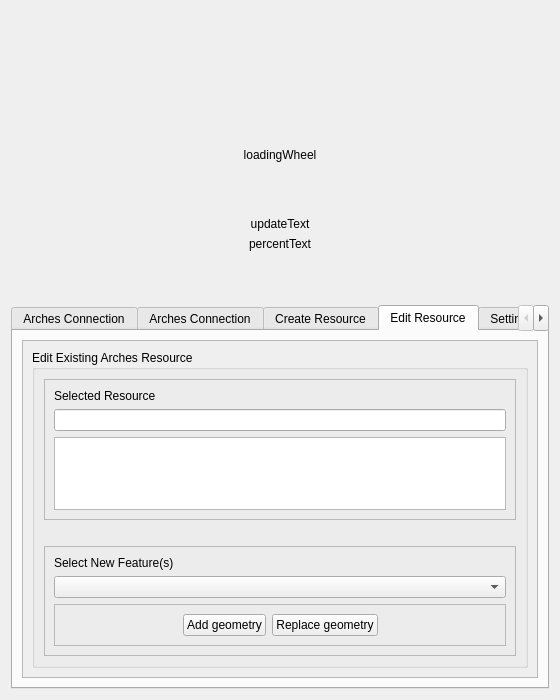
Qt form arches_project/ui/arches_project_dialog_base.ui (archesproject/arches-qgis) before a commit.
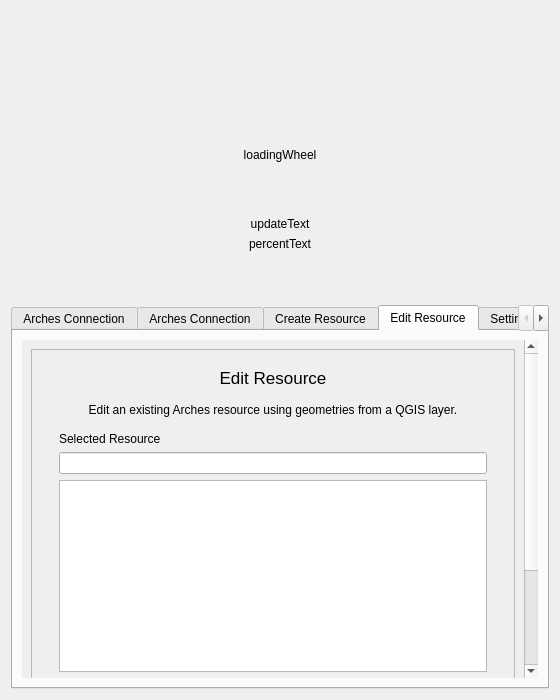
The same form after that commit. The open tabs and pages were chosen to show the change. Icons and pictures are not drawn. Custom widgets are drawn as their Qt base class.

Patch:
```diff
--- a/arches_project/ui/arches_project_dialog_base.ui
+++ b/arches_project/ui/arches_project_dialog_base.ui
@@ -161,7 +161,7 @@
       </font>
      </property>
      <property name="currentIndex">
-      <number>2</number>
+      <number>3</number>
      </property>
      <property name="usesScrollButtons">
       <bool>true</bool>
@@ -194,7 +194,7 @@
           <property name="geometry">
            <rect>
             <x>0</x>
-            <y>-74</y>
+            <y>0</y>
             <width>495</width>
             <height>534</height>
            </rect>
@@ -721,7 +721,7 @@
           <property name="geometry">
            <rect>
             <x>0</x>
-            <y>-94</y>
+            <y>0</y>
             <width>495</width>
             <height>554</height>
            </rect>
@@ -965,6 +965,9 @@
       <layout class="QVBoxLayout" name="verticalLayout_19">
        <item>
         <widget class="QScrollArea" name="scrollArea_3">
+         <property name="frameShape">
+          <enum>QFrame::NoFrame</enum>
+         </property>
          <property name="widgetResizable">
           <bool>true</bool>
          </property>
@@ -972,43 +975,111 @@
           <property name="geometry">
            <rect>
             <x>0</x>
-            <y>0</y>
-            <width>510</width>
-            <height>458</height>
+            <y>-126</y>
+            <width>495</width>
+            <height>586</height>
            </rect>
           </property>
           <layout class="QVBoxLayout" name="verticalLayout_13">
            <item>
-            <widget class="QGroupBox" name="groupBox_3">
-             <property name="title">
-              <string>Edit Existing Arches Resource</string>
+            <widget class="QFrame" name="editResFrame">
+             <property name="frameShape">
+              <enum>QFrame::StyledPanel</enum>
              </property>
-             <layout class="QVBoxLayout" name="verticalLayout_20">
+             <property name="frameShadow">
+              <enum>QFrame::Plain</enum>
+             </property>
+             <layout class="QVBoxLayout" name="verticalLayout_44">
+              <property name="leftMargin">
+               <number>18</number>
+              </property>
+              <property name="rightMargin">
+               <number>18</number>
+              </property>
               <item>
-               <widget class="QFrame" name="frame_8">
+               <widget class="QFrame" name="editResTitleFrame">
                 <property name="frameShape">
-                 <enum>QFrame::StyledPanel</enum>
+                 <enum>QFrame::NoFrame</enum>
                 </property>
                 <property name="frameShadow">
                  <enum>QFrame::Raised</enum>
                 </property>
-                <layout class="QVBoxLayout" name="verticalLayout_22">
+                <layout class="QVBoxLayout" name="verticalLayout_45">
                  <item>
-                  <widget class="QLabel" name="label_5">
+                  <widget class="QLabel" name="editResTitleLabel">
+                   <property name="font">
+                    <font>
+                     <pointsize>13</pointsize>
+                     <bold>false</bold>
+                    </font>
+                   </property>
+                   <property name="text">
+                    <string>Edit Resource</string>
+                   </property>
+                   <property name="alignment">
+                    <set>Qt::AlignCenter</set>
+                   </property>
+                  </widget>
+                 </item>
+                </layout>
+               </widget>
+              </item>
+              <item>
+               <widget class="QFrame" name="editResDescriptionFrame">
+                <property name="frameShape">
+                 <enum>QFrame::NoFrame</enum>
+                </property>
+                <property name="frameShadow">
+                 <enum>QFrame::Raised</enum>
+                </property>
+                <layout class="QVBoxLayout" name="verticalLayout_46">
+                 <property name="topMargin">
+                  <number>0</number>
+                 </property>
+                 <item>
+                  <widget class="QLabel" name="editResDescriptionLabel">
+                   <property name="text">
+                    <string>Edit an existing Arches resource using geometries from a QGIS layer.</string>
+                   </property>
+                   <property name="alignment">
+                    <set>Qt::AlignCenter</set>
+                   </property>
+                   <property name="wordWrap">
+                    <bool>true</bool>
+                   </property>
+                  </widget>
+                 </item>
+                </layout>
+               </widget>
+              </item>
+              <item>
+               <widget class="QFrame" name="editResSelectedResFrame">
+                <property name="frameShape">
+                 <enum>QFrame::NoFrame</enum>
+                </property>
+                <property name="frameShadow">
+                 <enum>QFrame::Raised</enum>
+                </property>
+                <layout class="QVBoxLayout" name="verticalLayout_47">
+                 <property name="topMargin">
+                  <number>0</number>
+                 </property>
+                 <item>
+                  <widget class="QLabel" name="editResSelectedResLabel">
                    <property name="text">
                     <string>Selected Resource</string>
                    </property>
                   </widget>
                  </item>
                  <item>
-                  <widget class="QLineEdit" name="selectedResUUID">
+                  <widget class="QLineEdit" name="editResSelectedResId">
                    <property name="readOnly">
                     <bool>true</bool>
                    </property>
                   </widget>
                  </item>
                  <item>
-                  <widget class="QTableWidget" name="selectedResAttributeTable">
+                  <widget class="QTableWidget" name="editResSelectedResAttributeTable">
                    <property name="editTriggers">
                     <set>QAbstractItemView::NoEditTriggers</set>
                    </property>
@@ -1020,6 +1091,31 @@
                 </layout>
                </widget>
               </item>
+              <item>
+               <widget class="QFrame" name="editResGeomSelectFrame">
+                <property name="frameShape">
+                 <enum>QFrame::NoFrame</enum>
+                </property>
+                <property name="frameShadow">
+                 <enum>QFrame::Plain</enum>
+                </property>
+                <layout class="QVBoxLayout" name="verticalLayout_48">
+                 <property name="topMargin">
+                  <number>0</number>
+                 </property>
+                 <item>
+                  <widget class="QLabel" name="editResGeomSelectLabel">
+                   <property name="text">
+                    <string>Select Feature(s) to Upload</string>
+                   </property>
+                  </widget>
+                 </item>
+                 <item>
+                  <widget class="QComboBox" name="editResGeomSelectCombo"/>
+                 </item>
+                </layout>
+               </widget>
+              </item>
               <item>
                <spacer name="horizontalSpacer_9">
                 <property name="orientation">
@@ -1034,92 +1130,31 @@
                </spacer>
               </item>
               <item>
-               <widget class="QFrame" name="frame_12">
+               <widget class="QFrame" name="editResButtonFrame">
                 <property name="frameShape">
-                 <enum>QFrame::StyledPanel</enum>
+                 <enum>QFrame::NoFrame</enum>
                 </property>
                 <property name="frameShadow">
-                 <enum>QFrame::Raised</enum>
+                 <enum>QFrame::Plain</enum>
                 </property>
-                <layout class="QVBoxLayout" name="verticalLayout_21">
+                <layout class="QHBoxLayout" name="horizontalLayout_2">
                  <item>
-                  <widget class="QLabel" name="label_8">
+                  <widget class="QPushButton" name="editResAddGeom">
                    <property name="text">
-                    <string>Select New Feature(s)</string>
+                    <string>Add geometry</string>
                    </property>
                   </widget>
                  </item>
                  <item>
-                  <widget class="QComboBox" name="editResSelectFeatures"/>
-                 </item>
-                 <item>
-                  <widget class="QFrame" name="frame_13">
-                   <property name="frameShape">
-                    <enum>QFrame::StyledPanel</enum>
+                  <widget class="QPushButton" name="editResReplaceGeom">
+                   <property name="text">
+                    <string>Replace geometry</string>
                    </property>
-                   <property name="frameShadow">
-                    <enum>QFrame::Raised</enum>
-                   </property>
-                   <layout class="QHBoxLayout" name="horizontalLayout_2">
-                    <item>
-                     <spacer name="horizontalSpacer_7">
-                      <property name="orientation">
-                       <enum>Qt::Horizontal</enum>
-                      </property>
-                      <property name="sizeHint" stdset="0">
-                       <size>
-                        <width>40</width>
-                        <height>20</height>
-                       </size>
-                      </property>
-                     </spacer>
-                    </item>
-                    <item>
-                     <widget class="QPushButton" name="addEditRes">
-                      <property name="text">
-                       <string>Add geometry</string>
-                      </property>
-                     </widget>
-                    </item>
-                    <item>
-                     <widget class="QPushButton" name="replaceEditRes">
-                      <property name="text">
-                       <string>Replace geometry</string>
-                      </property>
-                     </widget>
-                    </item>
-                    <item>
-                     <spacer name="horizontalSpacer_8">
-                      <property name="orientation">
-                       <enum>Qt::Horizontal</enum>
-                      </property>
-                      <property name="sizeHint" stdset="0">
-                       <size>
-                        <width>40</width>
-                        <height>20</height>
-                       </size>
-                      </property>
-                     </spacer>
-                    </item>
-                   </layout>
                   </widget>
                  </item>
                 </layout>
                </widget>
               </item>
-              <item>
-               <spacer name="verticalSpacer_3">
-                <property name="orientation">
-                 <enum>Qt::Vertical</enum>
-                </property>
-                <property name="sizeHint" stdset="0">
-                 <size>
-                  <width>20</width>
-                  <height>40</height>
-                 </size>
-                </property>
-               </spacer>
-              </item>
              </layout>
             </widget>
            </item>
```
